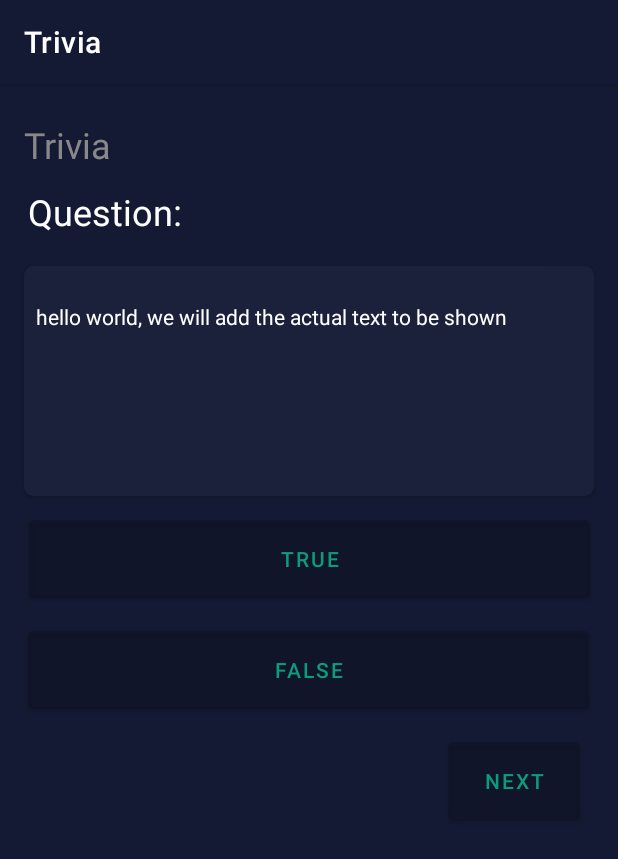
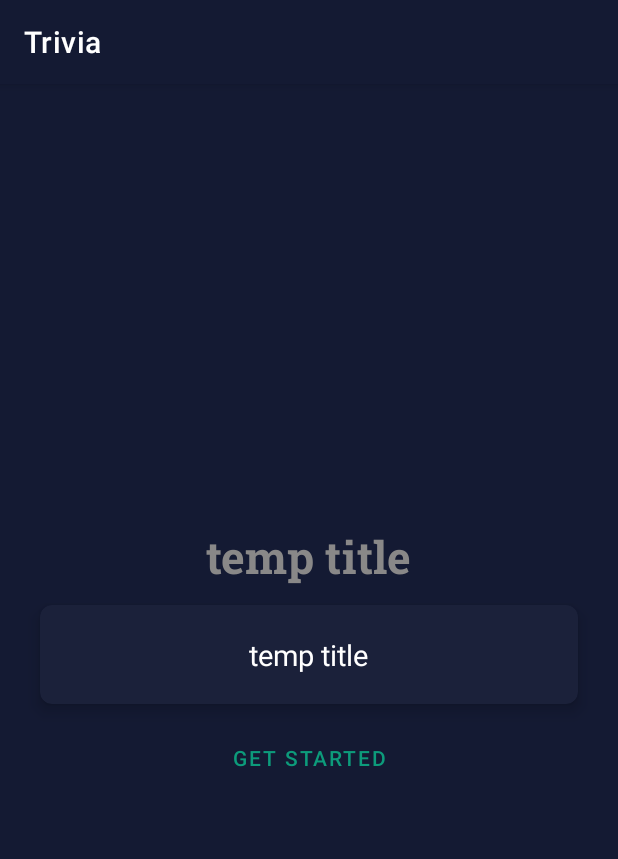
Before and after one commit to DanielAshorov/Android-Project, an Android app: the screen it shows after launch (MainActivity before the commit, OpeningActivity after it), on a phone screen of 412 x 824 dp. Shown: the top 859 px of the screen. Run offline under Robolectric (Android 15) with nearby library versions, the light colour scheme and no system bars; our stand-ins replace Volley; Roboto replaces fonts that are not available here.

Commit message:
adding login, signup and opening screen

```diff
--- a/app/build.gradle
+++ b/app/build.gradle
@@ -1,5 +1,6 @@
 plugins {
     id 'com.android.application'
+    id 'com.google.gms.google-services'
 }
 
 android {
@@ -37,6 +38,11 @@ dependencies {
     implementation 'com.google.android.material:material:1.4.0'
     implementation 'androidx.constraintlayout:constraintlayout:2.0.4'
     implementation 'com.android.volley:volley:1.2.1'
+    implementation 'com.google.firebase:firebase-analytics:21.0.0'
+    implementation 'com.google.firebase:firebase-core:21.0.0'
+    implementation 'com.google.firebase:firebase-firestore:24.2.0'
+    implementation 'com.google.firebase:firebase-auth:21.0.6'
+    implementation 'com.google.firebase:firebase-storage:20.0.1'
     testImplementation 'junit:junit:4.13.2'
     androidTestImplementation 'androidx.test.ext:junit:1.1.3'
     androidTestImplementation 'androidx.test.espresso:espresso-core:3.4.0'
--- /dev/null
+++ b/app/src/main/java/com/example/trivia/OpeningActivity.java
@@ -0,0 +1,28 @@
+package com.example.trivia;
+
+import androidx.appcompat.app.AppCompatActivity;
+
+import android.content.Intent;
+import android.os.Bundle;
+import android.view.View;
+import android.widget.Button;
+
+public class OpeningActivity extends AppCompatActivity {
+    private Button getStartedButton;
+
+    @Override
+    protected void onCreate(Bundle savedInstanceState) {
+        super.onCreate(savedInstanceState);
+        setContentView(R.layout.activity_opening);
+        getStartedButton = findViewById(R.id.startButton);
+
+        getStartedButton.setOnClickListener(new View.OnClickListener() {
+            @Override
+            public void onClick(View view) {
+                //this is how we go to login
+                startActivity(new Intent(OpeningActivity.this, LoginActivity.class));
+            }
+        });
+
+    }
+}
--- /dev/null
+++ b/app/src/main/res/font/roboto_slab_bold.xml
@@ -0,0 +1,7 @@
+<?xml version="1.0" encoding="utf-8"?>
+<font-family xmlns:app="http://schemas.android.com/apk/res-auto"
+        app:fontProviderAuthority="com.google.android.gms.fonts"
+        app:fontProviderPackage="com.google.android.gms"
+        app:fontProviderQuery="name=Roboto Slab&amp;weight=700"
+        app:fontProviderCerts="@array/com_google_android_gms_fonts_certs">
+</font-family>
--- /dev/null
+++ b/app/src/main/res/layout/activity_opening.xml
@@ -0,0 +1,58 @@
+<?xml version="1.0" encoding="utf-8"?>
+<LinearLayout xmlns:android="http://schemas.android.com/apk/res/android"
+    xmlns:tools="http://schemas.android.com/tools"
+    android:layout_width="match_parent"
+    android:layout_height="match_parent"
+    android:gravity="center"
+    android:background="#141A33"
+    xmlns:app="http://schemas.android.com/apk/res-auto"
+    android:orientation="vertical"
+    android:padding="18dp"
+    tools:context=".OpeningActivity">
+
+    <TextView
+        android:id="@+id/title"
+        android:layout_width="wrap_content"
+        android:layout_height="wrap_content"
+        android:fontFamily="@font/roboto_slab_bold"
+        android:text="@string/title_text_opening_temp"
+        android:textColor="@color/light_gray_txt_color"
+        android:textSize="30sp" />
+
+    <RelativeLayout
+        android:id="@+id/relativeLayout"
+        android:gravity="center_horizontal"
+        android:backgroundTint="#1B213A"
+        android:layout_width="match_parent"
+        android:layout_height="wrap_content">
+
+        <androidx.cardview.widget.CardView
+            android:layout_width="match_parent"
+            android:layout_height="90dp"
+            app:cardBackgroundColor="@color/opening_card_color"
+            app:cardCornerRadius="8dp"
+            app:cardElevation="6dp"
+            app:cardUseCompatPadding="true">
+
+            <TextView
+                android:id="@+id/subTitleText"
+                android:layout_width="wrap_content"
+                android:layout_height="wrap_content"
+                android:layout_gravity="center"
+                android:text="@string/sub_title_opening_temp"
+                android:textColor="@color/white"
+                android:textSize="19sp" />
+        </androidx.cardview.widget.CardView>
+
+    </RelativeLayout>
+
+    <Button
+        android:id="@+id/startButton"
+        android:text="@string/get_started_text"
+        android:textColor="@color/button_text_color"
+        android:background="@android:color/transparent"
+        android:layout_width="match_parent"
+        android:layout_height="wrap_content"/>
+
+
+</LinearLayout>
--- a/app/src/main/res/values/colors.xml
+++ b/app/src/main/res/values/colors.xml
@@ -10,4 +10,5 @@
     <color name="light_gray_txt_color">#898888</color>
     <color name="light_gray_txt_color2">#898888</color>
     <color name="button_text_color">#0D9B7B</color>
+    <color name="opening_card_color">#1B213A</color>
 </resources>
--- a/app/src/main/res/values/preloaded_fonts.xml
+++ b/app/src/main/res/values/preloaded_fonts.xml
@@ -2,5 +2,6 @@
 <resources>
     <array name="preloaded_fonts" translatable="false">
         <item>@font/roboto_medium</item>
+        <item>@font/roboto_slab_bold</item>
     </array>
 </resources>
--- a/app/src/main/res/values/strings.xml
+++ b/app/src/main/res/values/strings.xml
@@ -8,4 +8,14 @@
     <string name="placeholder">hello world, we will add the actual text to be shown</string>
     <string name="correct_answer">Correct</string>
     <string name="incorrect">Incorrect</string>
+    <string name="email_hint">Email</string>
+    <string name="password_hint">Password</string>
+    <string name="login_text">Login</string>
+    <string name="create_text">Create Account</string>
+    <string name="or_text">Or</string>
+    <string name="username_hint">Username</string>
+    <string name="or_text_">OR</string>
+    <string name="get_started_text">Get Started</string>
+    <string name="sub_title_opening_temp">temp title</string>
+    <string name="title_text_opening_temp">temp title</string>
 </resources>
--- a/build.gradle
+++ b/build.gradle
@@ -1,4 +1,8 @@
-// Top-level build file where you can add configuration options common to all sub-projects/modules.
+buildscript {
+    dependencies {
+        classpath 'com.google.gms:google-services:4.3.12'
+    }
+}// Top-level build file where you can add configuration options common to all sub-projects/modules.
 plugins {
     id 'com.android.application' version '7.2.1' apply false
     id 'com.android.library' version '7.2.1' apply false
```
Also changed, not shown: app/src/main/AndroidManifest.xml (+15 -1 lines), app/src/main/java/com/example/trivia/CatagoryTriviaActivity.java (added, +14 -0 lines), app/src/main/java/com/example/trivia/CreateAccountActivity.java (added, +169 -0 lines), app/src/main/java/com/example/trivia/LoginActivity.java (added, +38 -0 lines), app/src/main/res/layout/activity_create_account.xml (added, +72 -0 lines), app/src/main/res/layout/activity_login.xml (added, +78 -0 lines), app/src/main/res/layout/activity_post_trivia.xml (added, +9 -0 lines), 1 other file.
